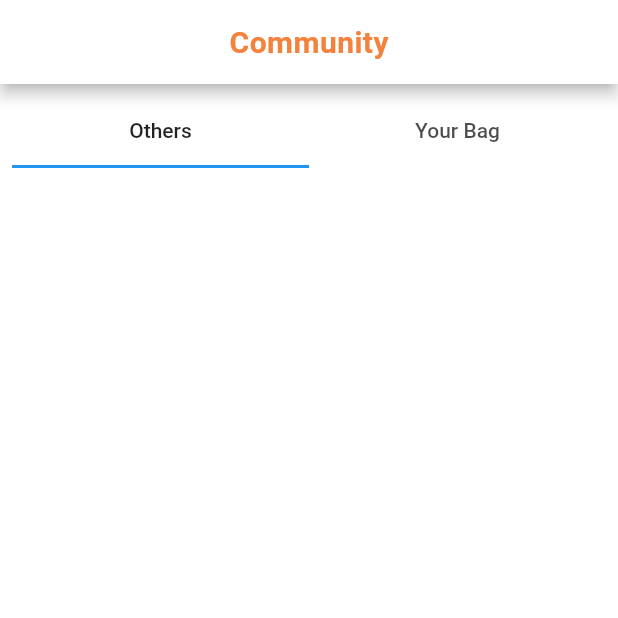
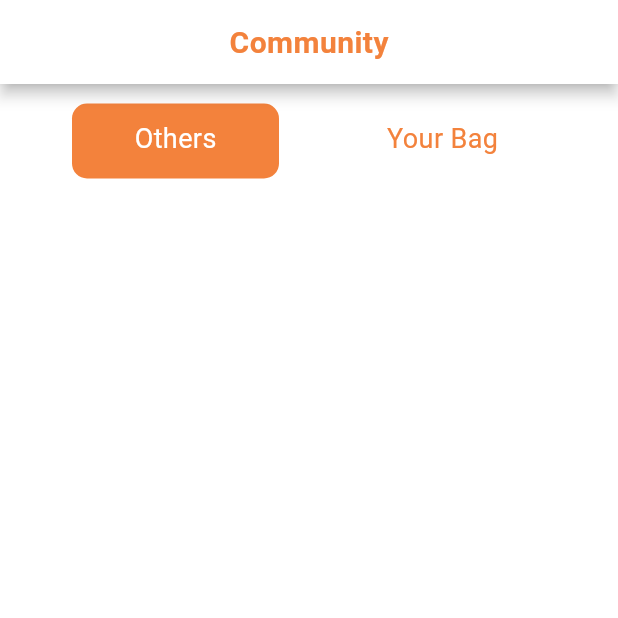
Before and after one commit to DevPhamPham/orange_card, a Flutter app: the CommunityPageScreen screen opened directly, on a phone screen of 412 x 824 dp, the top half of it. Run offline on Flutter 3.47's test engine with Material 3 defaults, Android fonts, the light colour scheme and no system bars; our stand-ins replace cloud_firestore, connectivity_plus, csv, date_format, dio, equatable and 20 more; missing offline and left inert: enum_to_string, swipable_stack; accounts and stored records are empty; network calls fail; Roboto replaces fonts that are missing (WorkSans); project files that could hold a hidden picture were left out.

Commit message:
fix comuninty

```diff
--- a/lib/resources/repositories/folderRepository.dart
+++ b/lib/resources/repositories/folderRepository.dart
@@ -41,10 +41,10 @@ class FolderRepository {
     }
   }
 
-  Future<List<Topic>> getTopicInModel(List<String> topicId) async {
+  Future<List<Topic>> getTopicInModel(List<String> topicIds) async {
     try {
       List<Topic> list = [];
-      for (String id in topicId) {
+      for (String id in topicIds) {
         try {
           Topic topic = await TopicRepository().getTopicByID(id);
           list.add(topic);
--- a/lib/resources/viewmodels/TopicViewmodel.dart
+++ b/lib/resources/viewmodels/TopicViewmodel.dart
@@ -10,7 +10,6 @@ import '../models/word.dart';
 class TopicViewModel extends ChangeNotifier {
   final TopicRepository _topicRepository = TopicRepository();
   final WordRepository _wordRepository = WordRepository();
-  final FolderRepository _folderRepository = FolderRepository();
   List<Topic> _topics = [];
   List<Topic> get topics => _topics;
   List<Topic> _topicsPublic = [];
@@ -67,7 +66,7 @@ class TopicViewModel extends ChangeNotifier {
       _isLoading = true;
       notifyListeners();
       _topcicsSaved = await _topicRepository
-          .getAllTopicsByUserId(FirebaseAuth.instance.currentUser!.uid);
+          .getTopicsSaved(FirebaseAuth.instance.currentUser!.uid);
     } catch (e) {
       print('Error loading topics: $e');
     } finally {
--- a/lib/ui/Quiz/data/repositories/game_repository_impl.dart
+++ b/lib/ui/Quiz/data/repositories/game_repository_impl.dart
@@ -1,6 +1,5 @@
 import 'package:cloud_firestore/cloud_firestore.dart';
 import 'package:fpdart/fpdart.dart';
-
 import '../../../../core/failure.dart';
 import '../../../../core/typedefs.dart';
 import '../../domain/repositories/game_repository.dart';
--- a/lib/ui/communityPage/community_screen.dart
+++ b/lib/ui/communityPage/community_screen.dart
@@ -1,5 +1,6 @@
 import 'package:flutter/material.dart';
 import 'package:orange_card/resources/viewmodels/TopicViewmodel.dart';
+import 'package:orange_card/resources/viewmodels/UserViewModel.dart';
 import 'package:orange_card/ui/communityPage/components/app_bar.dart';
 import 'package:orange_card/ui/communityPage/components/community_page.dart';
 import 'package:provider/provider.dart';
@@ -20,10 +21,14 @@ class _CommunityPageScreenState extends State<CommunityPageScreen> {
   @override
   Widget build(BuildContext context) {
     final topicViewModel = Provider.of<TopicViewModel>(context, listen: false);
+    final userViewModel = Provider.of<UserViewModel>(context, listen: false);
+    userViewModel.getUserById();
     topicViewModel.loadTopicsPublic();
+    topicViewModel.loadTopicsSaved();
     return Scaffold(
       appBar: const CommunityPageAppBar(),
-      body: CommunityPage(topicViewModel: topicViewModel),
+      body: CommunityPage(
+          topicViewModel: topicViewModel, userViewModel: userViewModel),
     );
   }
 }
--- a/lib/ui/communityPage/components/app_bar.dart
+++ b/lib/ui/communityPage/components/app_bar.dart
@@ -1,8 +1,8 @@
 import 'package:flutter/material.dart';
 import 'package:orange_card/app_theme.dart';
-import 'package:orange_card/constants/constants.dart';
 
-class CommunityPageAppBar extends StatelessWidget implements PreferredSizeWidget {
+class CommunityPageAppBar extends StatelessWidget
+    implements PreferredSizeWidget {
   const CommunityPageAppBar({Key? key}) : super(key: key);
 
   @override
--- a/lib/ui/communityPage/components/community_page.dart
+++ b/lib/ui/communityPage/components/community_page.dart
@@ -1,12 +1,17 @@
 import 'package:flutter/material.dart';
+import 'package:orange_card/app_theme.dart';
+import 'package:orange_card/constants/constants.dart';
 import 'package:orange_card/resources/viewmodels/TopicViewmodel.dart';
+import 'package:orange_card/resources/viewmodels/UserViewModel.dart';
 import 'package:orange_card/ui/communityPage/components/mybag.dart';
 import 'package:orange_card/ui/communityPage/components/orthers.dart';
-import 'package:provider/provider.dart'; // Nếu cần import Word
+import 'package:provider/provider.dart';
 
 class CommunityPage extends StatefulWidget {
   final TopicViewModel topicViewModel;
-  const CommunityPage({super.key, required this.topicViewModel});
+  final UserViewModel userViewModel;
+  const CommunityPage(
+      {super.key, required this.topicViewModel, required this.userViewModel});
 
   @override
   _CommunityPageState createState() => _CommunityPageState();
@@ -36,18 +41,35 @@ class _CommunityPageState extends State<CommunityPage> {
           child: Column(
             crossAxisAlignment: CrossAxisAlignment.start,
             children: [
-              const TabBar(
+              TabBar(
                 tabs: [
                   Tab(text: 'Others'),
                   Tab(text: 'Your Bag'),
                 ],
+                indicatorWeight: 4,
+                labelColor: Colors.white,
+                labelStyle: AppTheme.title_tabbar,
+                unselectedLabelColor: kPrimaryColor,
+                indicatorColor: kPrimaryColor,
+                indicator: BoxDecoration(
+                  color: kPrimaryColor,
+                  borderRadius: BorderRadius.circular(10),
+                ),
+                indicatorPadding: const EdgeInsets.only(left: 20, right: 20),
+                indicatorSize: TabBarIndicatorSize.tab,
+                padding: const EdgeInsets.only(
+                    left: 20, right: 20, bottom: 5, top: 5),
               ),
               const SizedBox(height: 16),
               Expanded(
                 child: TabBarView(
                   children: [
-                    Orthers(topicViewModel: widget.topicViewModel),
-                    MyBags(topicViewModel: widget.topicViewModel)
+                    Orthers(
+                        topicViewModel: widget.topicViewModel,
+                        userViewModel: widget.userViewModel),
+                    MyBags(
+                        topicViewModel: widget.topicViewModel,
+                        userViewModel: widget.userViewModel)
                   ],
                 ),
               ),
--- a/lib/ui/communityPage/components/orthers.dart
+++ b/lib/ui/communityPage/components/orthers.dart
@@ -3,14 +3,17 @@ import 'package:flutter/material.dart';
 import 'package:orange_card/resources/models/topic.dart';
 import 'package:orange_card/resources/models/user.dart';
 import 'package:orange_card/resources/viewmodels/TopicViewmodel.dart';
+import 'package:orange_card/resources/viewmodels/UserViewModel.dart';
 import 'package:orange_card/ui/communityPage/components/card_community_item.dart';
 import 'package:orange_card/ui/detail_topic/topic_detail_screen.dart';
 import 'package:orange_card/ui/skelton/topic.dart';
 import 'package:provider/provider.dart';
 
 class Orthers extends StatefulWidget {
-  const Orthers({super.key, required this.topicViewModel});
+  const Orthers(
+      {super.key, required this.topicViewModel, required this.userViewModel});
   final TopicViewModel topicViewModel;
+  final UserViewModel userViewModel;
   @override
   State<Orthers> createState() => _OrthersState();
 }
@@ -18,7 +21,11 @@ class Orthers extends StatefulWidget {
 class _OrthersState extends State<Orthers> {
   @override
   Widget build(BuildContext context) {
-    return widget.topicViewModel.isLoading
+    return RefreshIndicator(
+      onRefresh: () async {
+        setdata();
+      },
+      child: widget.topicViewModel.isLoading
           ? ListView.builder(
               itemCount: 5,
               itemBuilder: (context, index) {
@@ -42,9 +49,13 @@ class _OrthersState extends State<Orthers> {
                   },
                   child: TopicCardCommunityItem(
                     topic: topic,
+                    userViewModel: widget.userViewModel,
+                    like: widget.userViewModel.userCurrent!.topicIds
+                        .contains(topic.id),
                   ),
                 );
               },
+            ),
     );
   }
 
@@ -62,4 +73,8 @@ class _OrthersState extends State<Orthers> {
       ),
     );
   }
+
+  Future<void> setdata() async {
+    await widget.topicViewModel.loadTopicsPublic();
   }
+}
--- a/lib/ui/libraryPage/library_srceen.dart
+++ b/lib/ui/libraryPage/library_srceen.dart
@@ -50,9 +50,9 @@ class _LibraryPageScreenState extends State<LibraryPageScreen>
             Container(
               color: Colors.white,
               child: TabBar(
+                tabs: _listTab,
                 controller: _tabController,
                 indicatorWeight: 4,
-                tabs: _listTab,
                 labelColor: Colors.white,
                 labelStyle: AppTheme.title_tabbar,
                 unselectedLabelColor: kPrimaryColor,
--- a/lib/ui/skelton/topic.dart
+++ b/lib/ui/skelton/topic.dart
@@ -4,7 +4,9 @@ import 'package:orange_card/constants/constants.dart';
 class TopicCardSkeleton extends StatelessWidget {
   @override
   Widget build(BuildContext context) {
-    return Card(
+    return Container(
+      margin: const EdgeInsets.only(left: 10, right: 10, top: 5),
+      child: Card(
         elevation: 4.0,
         color: Colors.white,
         shadowColor: kPrimaryColorBlur,
@@ -59,6 +61,7 @@ class TopicCardSkeleton extends StatelessWidget {
             ],
           ),
         ),
+      ),
     );
   }
 }
```
Also changed, not shown: lib/resources/repositories/topicRepository.dart (+3 -6 lines), lib/resources/repositories/userRepository.dart (+37 -0 lines), lib/resources/viewmodels/UserViewModel.dart (+30 -0 lines), lib/ui/communityPage/components/card_community_item.dart (+14 -4 lines), lib/ui/communityPage/components/mybag.dart (+21 -5 lines), lib/ui/communityPage/topic_sreen.dart (deleted, +0 -115 lines), lib/ui/detail_folder/detail_folder_screen.dart (+7 -46 lines), lib/ui/detail_folder/topicitem.dart (+12 -5 lines), lib/ui/libraryPage/topic/screens/topic_screen.dart (+34 -3 lines). Lines whose indentation alone changed are shown as unchanged.
